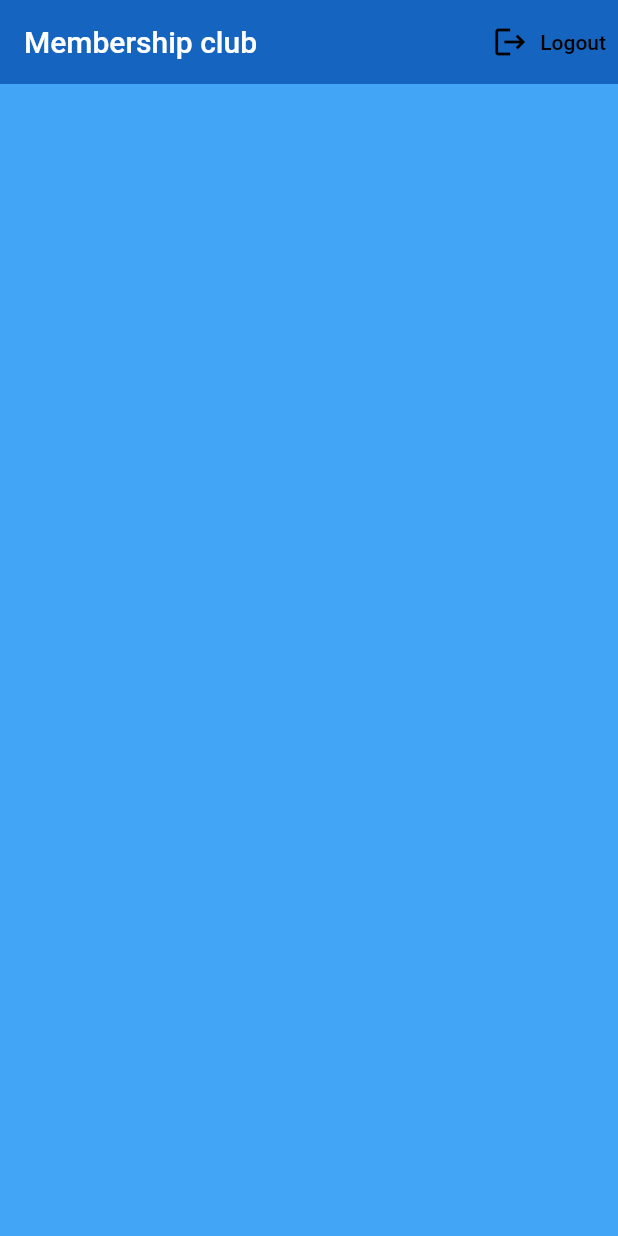
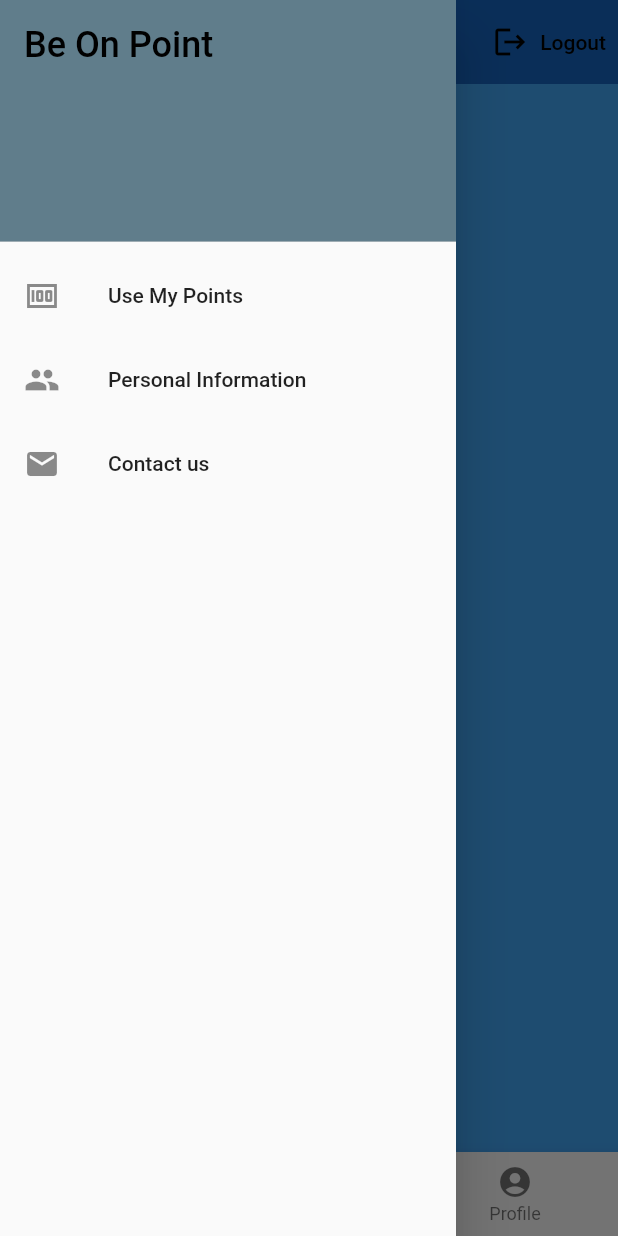
Before and after one commit to sagivt1/membership_project, a Flutter app: the screen it shows once a user with an empty profile is signed in, with the side drawer open (before the commit the screen has no drawer), on a phone screen of 412 x 824 dp. Run offline on Flutter 3.47's test engine with Material 2 defaults, Android fonts, the phone set to English and light mode, and no system bars; our stand-ins replace firebase_auth, firebase_core; missing offline and left inert: cloud_firestore_web, firebase_auth_web, firebase_core_web; accounts and stored records are empty.

Commit message:
menu on home page

```diff
--- a/lib/Pages/home/home.dart
+++ b/lib/Pages/home/home.dart
@@ -1,9 +1,7 @@
 import 'package:flutter/material.dart';
 import 'package:membership_project/Services/auth.dart';
 
-
 class Home extends StatelessWidget {
-
   final AuthService _auth = AuthService();
 
   @override
@@ -14,16 +12,70 @@ class Home extends StatelessWidget {
           title: Text('Membership club'),
           backgroundColor: Colors.blue[800],
           elevation: 0.0,
-        actions: <Widget> [
+          actions: <Widget>[
             TextButton.icon(
-            icon: Icon(Icons.logout,color: Colors.black,),
-            label: Text('Logout',style: TextStyle(color: Colors.black),),
+              icon: Icon(
+                Icons.logout,
+                color: Colors.black,
+              ),
+              label: Text(
+                'Logout',
+                style: TextStyle(color: Colors.black),
+              ),
               onPressed: () async {
                 await _auth.logOut();
               },
             )
           ],
         ),
-    );
+        drawer: Drawer(
+          child: ListView(
+            children: const <Widget>[
+              DrawerHeader(
+                decoration: BoxDecoration(
+                  color: Colors.blueGrey,
+                ),
+                child: Text(
+                  'Be On Point',
+                  style: TextStyle(
+                    color: Colors.black,
+                    fontSize: 24,
+                  ),
+                ),
+              ),
+              ListTile(
+                title: Text('Use My Points'),
+                leading: Icon(Icons.money),
+              ),
+              ListTile(
+                title: Text('Personal Information'),
+                leading: Icon(Icons.people),
+              ),
+              ListTile(
+                title: Text('Contact us'),
+                leading: Icon(Icons.email),
+              ),
+            ],
+          ),
+        ),
+        bottomNavigationBar: BottomNavigationBar(
+          currentIndex: 0,
+          fixedColor: Colors.blueGrey,
+          items: [
+            BottomNavigationBarItem(
+              title: Text("Home"),
+              icon: Icon(Icons.home),
+            ),
+            BottomNavigationBarItem(
+              title: Text("Search"),
+              icon: Icon(Icons.search),
+            ),
+            BottomNavigationBarItem(
+              title: Text("Profile"),
+              icon: Icon(Icons.account_circle),
+            ),
+            //Action()
+          ],
+        ));
   }
 }
```
Lines whose indentation alone changed are shown as unchanged.
